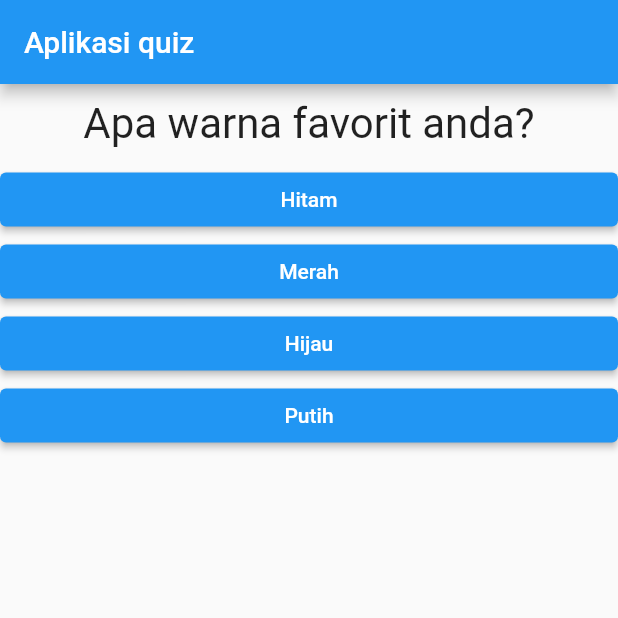
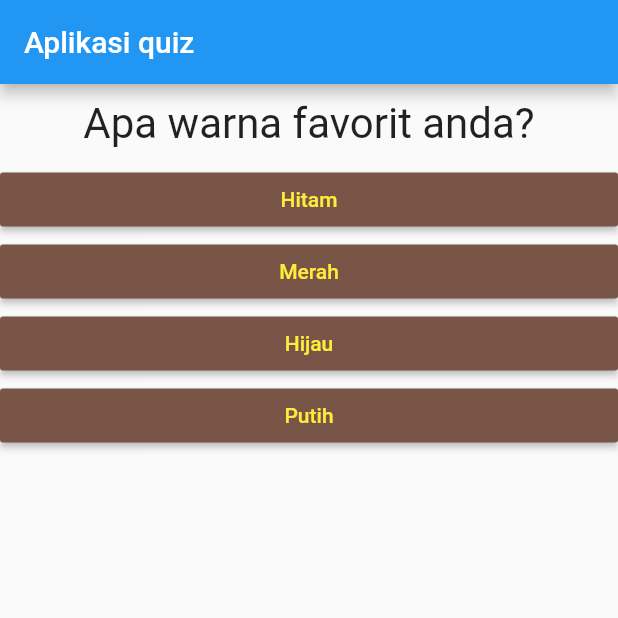
Before and after one commit to Danazzz/my_app, a Flutter app: the screen it shows after launch, on a phone screen of 412 x 824 dp, the top half of it. Run offline on Flutter 3.47's test engine with Material 2 defaults, Android fonts, the phone set to English and light mode, and no system bars.

Commit message:
merubah ElevatedButton menjadi RaisedButton

```diff
--- a/lib/answer.dart
+++ b/lib/answer.dart
@@ -10,7 +10,7 @@ class Answer extends StatelessWidget {
   Widget build(BuildContext context) {
     return Container(
       width: double.infinity,
-      child: ElevatedButton(
+      child: RaisedButton(
         color: Colors.brown,
         textColor: Colors.yellow,
         child: Text(answerText),
```
